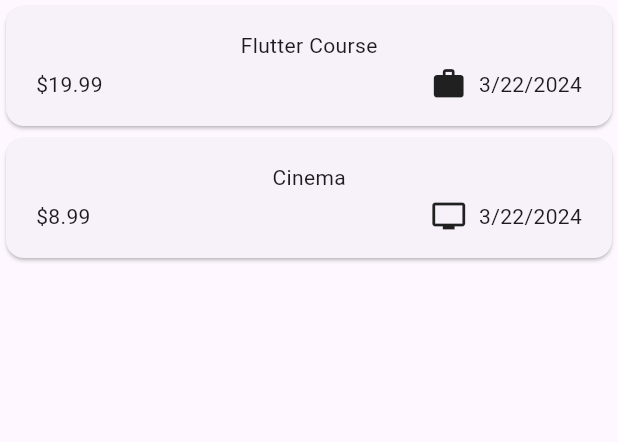
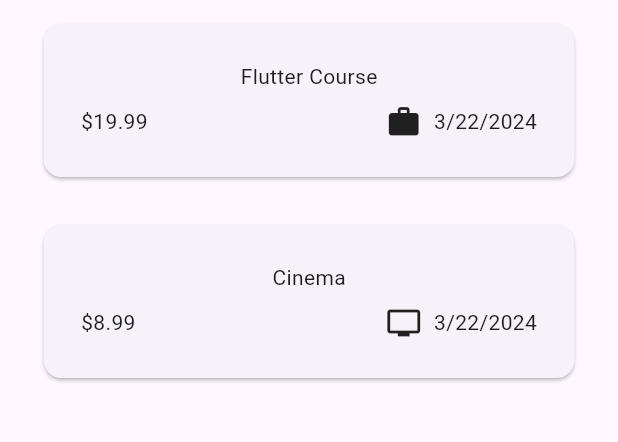
Before and after one commit to selimxyay/expense_tracker_app, a Flutter app: the screen it shows after launch, on a phone screen of 412 x 824 dp, the part 114-556 px from its top. Run offline on Flutter 3.47's test engine with Material 3 defaults, Android fonts, the phone set to English and light mode, and no system bars.

Commit message:
completed adding comments

```diff
--- a/lib/components/add_expense.dart
+++ b/lib/components/add_expense.dart
@@ -50,7 +50,7 @@ class _AddExpenseState extends State<AddExpense> {
       );
 
     // If this method was not an async method,
-      // code would try to access to _selectedDate before user selected any date
+      // code would try to access _selectedDate before user selected any date
         // because of that, async operation must be used
     setState(() {
       _selectedDate = dateThatUserSelected;
--- a/lib/components/expenses_container.dart
+++ b/lib/components/expenses_container.dart
@@ -9,19 +9,32 @@ class ExpensesContainer extends StatelessWidget {
 
   @override
   Widget build(BuildContext context) {
-    return Card(
+    return Padding(
+      padding: const EdgeInsets.symmetric(horizontal: 25, vertical: 12),
+      child: Card(
         child: Padding(
-        padding: const EdgeInsets.symmetric(horizontal: 20, vertical: 16),
+          padding: const EdgeInsets.all(25),
           child: Column(
             children: [
+
+              // Expense title
+
               Text(expense.title),
-            const SizedBox(height: 4),
+
+              const SizedBox(height: 8),
+
+              // Expense amount, Category and Date
+
               Row(
                 children: [
                   // type of amount is double
                     // toStringAsFixed specifies a fixed number of decimal
                   Text('\$${expense.amount.toStringAsFixed(2)}'), // e.g., 12.21
                   const Spacer(),
+
+                  // This is the Row inside Row
+                    // It's for displaying the category and date
+
                   Row(
                     children: [
                       Icon(categoryIcons[expense.category]),
@@ -34,6 +47,7 @@ class ExpensesContainer extends StatelessWidget {
             ],
           ),
         ),
+      ),
     );
   }
 }
--- a/lib/pages/home_page.dart
+++ b/lib/pages/home_page.dart
@@ -12,8 +12,8 @@ class HomePage extends StatefulWidget {
 }
 
 class _HomePageState extends State<HomePage> {
-  // list of expense model must be created
-  // because multiple expense model object instances will be created
+  // with List<ExpenseModel>, we're telling that
+    // This list can only hold ExpenseModel objects.
   List<ExpenseModel> registeredExpenses = [
     ExpenseModel(
       title: "Flutter Course",
```
Lines whose indentation alone changed are shown as unchanged.
